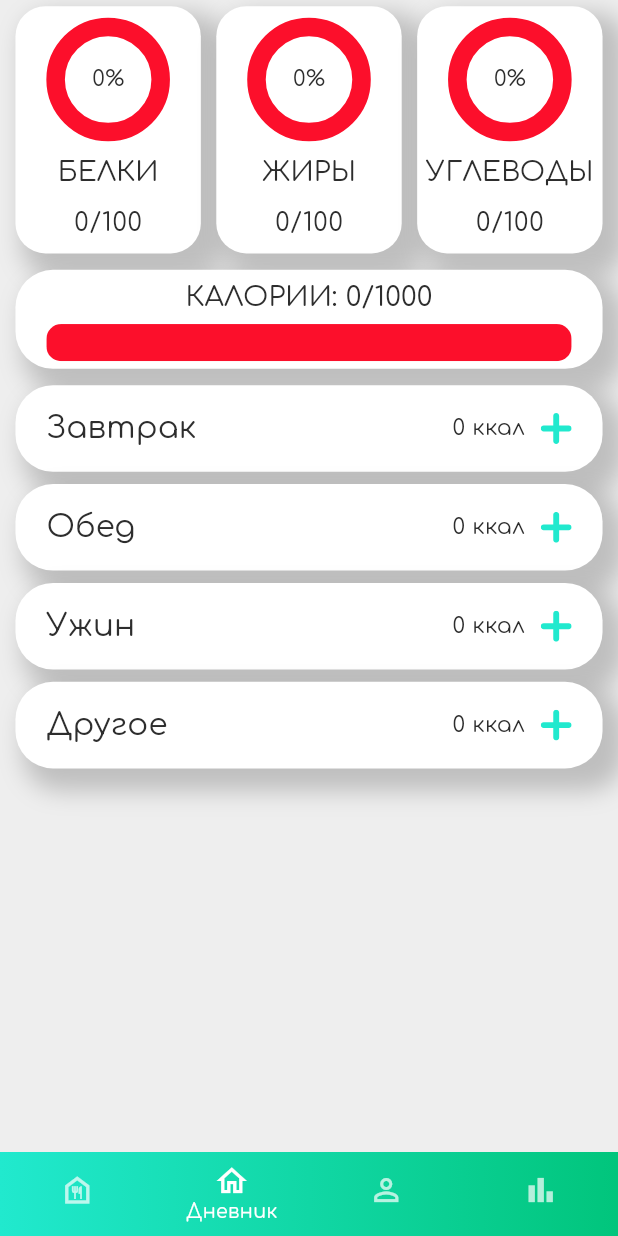
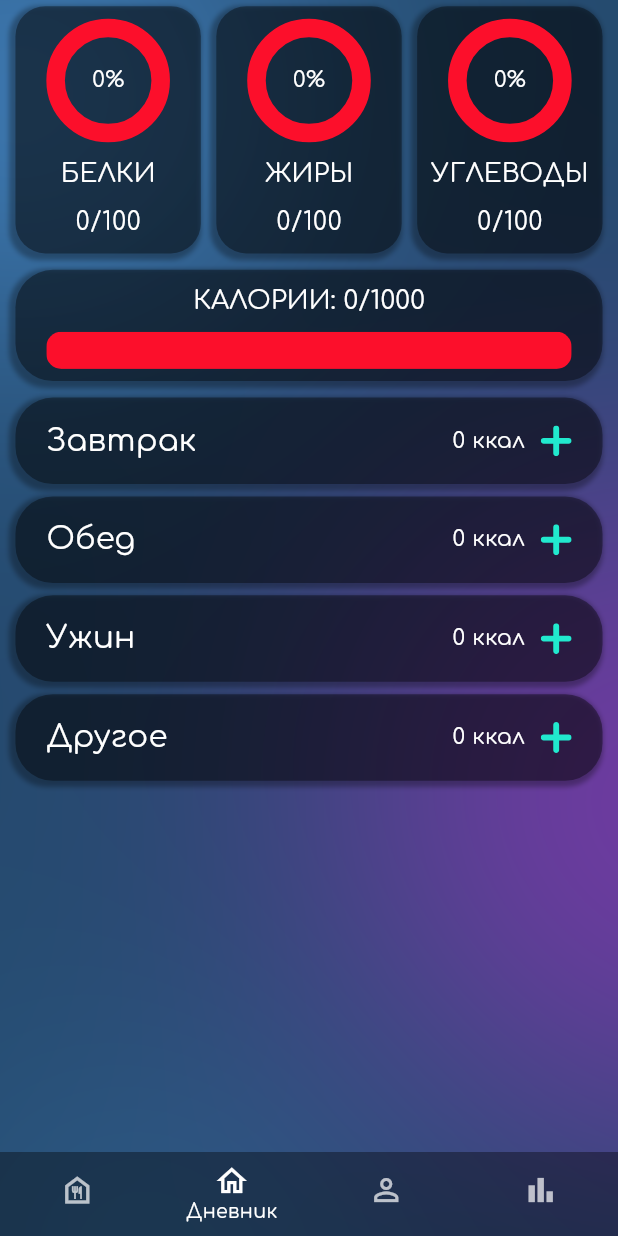
Before and after one commit to Zasuherka/MyCalories, a Flutter app: the FirstPage screen opened by its route, on a phone screen of 412 x 824 dp. Run offline on Flutter 3.47's test engine with Material 3 defaults, Android fonts, the phone set to English and light mode, and no system bars; drawn by our look-alikes of fl_chart; our stand-ins replace auto_route, bloc, bloc_concurrency, connectivity_plus, firebase_auth, firebase_core and 9 more; accounts and stored records are empty.

Commit message:
before update application style

```diff
--- a/lib/pages/editing_profile_page.dart
+++ b/lib/pages/editing_profile_page.dart
@@ -80,8 +80,6 @@ class _EditingProfilePageState extends State<EditingProfilePage> with ProfileVal
 
   BoxDecoration _getContainerDecoration(Color color) {
     return BoxDecoration(
-        color: activeColor,
-
         borderRadius: BorderRadius.circular(20),
         border: Border.all(
             color: color,
--- a/lib/pages/first_page.dart
+++ b/lib/pages/first_page.dart
@@ -83,11 +83,26 @@ class _FirstPageState extends State<FirstPage> {
     BlocProvider.of<EatingFoodBloc>(context).add(const EatingFoodEvent.updateEatingState());
   }
 
+
+
+
+
   @override
   Widget build(BuildContext context) {
-    return Scaffold(
+    return Stack(
+      children: [
+        Image.asset('images/background_image.png',
+          height: screenHeight,
+          width: screenWidth,
+          fit: BoxFit.cover,
+        ),
+        Scaffold(
+          backgroundColor: Colors.transparent,
           bottomNavigationBar: Container(
-        decoration: const BoxDecoration(gradient: AppColors.greenGradient),
+            decoration: const BoxDecoration(
+              color: AppColors.elementColor,
+              //gradient: AppColors.greenGradient
+            ),
             child: BottomNavigationBar(
               items: <BottomNavigationBarItem>[
                 BottomNavigationBarItem(icon: iconFood, label: 'Меню'),
@@ -95,8 +110,8 @@ class _FirstPageState extends State<FirstPage> {
                 BottomNavigationBarItem(icon: iconProfile, label: 'Профиль'),
                 BottomNavigationBarItem(icon: temporary, label: 'КБЖУ'),
               ],
+              type: BottomNavigationBarType.fixed,
               backgroundColor: Colors.transparent,
-          type: BottomNavigationBarType.fixed,
               showUnselectedLabels: false,
               elevation: 0,
               currentIndex: _selectedIndex,
@@ -106,6 +121,8 @@ class _FirstPageState extends State<FirstPage> {
             ),
           ),
           body: getPage(_selectedIndex),
+        )
+      ],
     );
   }
 }
--- a/lib/pages/my_calories.dart
+++ b/lib/pages/my_calories.dart
@@ -26,9 +26,8 @@ class _MyCaloriesPageState extends State<MyCaloriesPage> {
 
   @override
   Widget build(BuildContext context) {
-
     return Scaffold(
-      backgroundColor: AppColors.backGroundColor,
+        backgroundColor: Colors.transparent,
         body:
         SingleChildScrollView(
             child:Padding(padding: EdgeInsets.only(top: MediaQuery.of(context).padding.top + screenHeight/200),
--- a/lib/router/router.dart
+++ b/lib/router/router.dart
@@ -4,7 +4,7 @@ import 'package:app1/pages/editing_profile_page.dart';
 import 'package:app1/pages/first_page.dart';
 import 'package:app1/pages/goal_page.dart';
 import 'package:app1/pages/menu_page.dart';
-import 'package:app1/pages/my_calories.dart';
+import 'package:app1/pages/my_calories(old2).dart';
 import 'package:app1/pages/my_food_page.dart';
 import 'package:app1/pages/start_page.dart';
 import 'package:app1/pages/profile_page.dart';
--- a/lib/theme/colors.dart
+++ b/lib/theme/colors.dart
@@ -2,12 +2,14 @@ part of 'package:app1/constants.dart';
 
 class AppColors {
   static const Color white = Color(0xFFFFFFFF);
+  static const Color textColor = Color(0xFFFFFFFF);
   static const Color colorForHintText = Color(0x2A000000);
   static const Color backGroundColor = Color(0xFFEEEEEE);
-  static const Color green = Color(0xFF10F00C); //0xFF10F00C
+  // static const Color green = Color(0xFF10F00C); //0xFF10F00C
   static const Color turquoise  = Color(0xff21e9ce); //0xFF10F00C
   static const Color red = Color(0xFFfc0f2b); //0xFFFF000D
   static const Color dark = Color(0xff2D2D2D);
+  static const Color elementColor = Color(0x60000000);
   static const Color grey = Color(0x8f2D2D2D);
   static const Color black = Color(0xff000000);
   static const Color colorForProtein = Color(0xffFFDE00);
@@ -19,6 +21,26 @@ class AppColors {
         Color(0xff01c57c),
       ]
   );
+  // static const Color white = Color(0xFFFFFFFF);
+  // static const Color textColor = Color(0xFFFFFFFF);
+  // static const Color colorForHintText = Color(0x2A000000);
+  // static const Color backGroundColor = Color(0xFFEEEEEE);
+  // // static const Color green = Color(0xFF10F00C); //0xFF10F00C
+  // static const Color turquoise  = Color(0xff21e9ce); //0xFF10F00C
+  // static const Color red = Color(0xFFfc0f2b); //0xFFFF000D
+  // static const Color dark = Color(0xff2D2D2D);
+  // static const Color elementColor = Color(0x60000000);
+  // static const Color grey = Color(0x8f2D2D2D);
+  // static const Color black = Color(0xff000000);
+  // static const Color colorForProtein = Color(0xffFFDE00);
+  // static const Color colorForFats = Color(0xffFF599E);
+  // static const Color colorForCarbohydrates = Color(0xffBF4DF5);
+  // static const LinearGradient greenGradient = LinearGradient(
+  //     colors: [
+  //       Color(0xff21e9ce),
+  //       Color(0xff01c57c),
+  //     ]
+  // );
 }
 
 @Deprecated('Не юзать!')
--- a/lib/widgets/PFC_chart.dart
+++ b/lib/widgets/PFC_chart.dart
@@ -5,31 +5,17 @@ import 'package:flutter/material.dart';
 import 'package:fl_chart/fl_chart.dart';
 import 'package:flutter_bloc/flutter_bloc.dart';
 
-class PFCChart extends StatefulWidget {
+class PFCChart extends StatelessWidget {
 
   final String title;
   const PFCChart({super.key, required this.title});
 
   @override
-  State<PFCChart> createState() => _PFCChartState();
-}
-
-class _PFCChartState extends State<PFCChart> {
-  late String title;
-  double goalValue = 100;
-  double value = 0;
-  double counter = 0;
-
-  @override
-  void initState() {
-    // TODO: implement initState
-    super.initState();
-    title = widget.title;
-  }
-
-  @override
   Widget build(BuildContext context) {
-
+    const Color  = AppColors.white;
+    double goalValue = 100;
+    double value = 0;
+    double counter = 0;
     return BlocBuilder<EatingFoodBloc, EatingFoodState>(
       builder: (context, state) {
         final eatingFoodRead = context.read<EatingFoodBloc>();
@@ -63,13 +49,13 @@ class _PFCChartState extends State<PFCChart> {
             height: screenWidth * 0.4,
             alignment: Alignment.center,
             decoration: BoxDecoration(
-                color: Colors.white,
+                color: AppColors.elementColor,
                 boxShadow: [
                   BoxShadow(
-                    color: Colors.black.withOpacity(0.2),
-                    spreadRadius: 5,
-                    blurRadius: 13,
-                    offset: const Offset(10, 10),
+                    color: Colors.black.withOpacity(0.3),
+                    spreadRadius: 2,
+                    blurRadius: 2,
+                    offset: const Offset(-2, 2),
                   ),
                 ],
                 borderRadius: BorderRadius.circular(20.0)
@@ -92,7 +78,7 @@ class _PFCChartState extends State<PFCChart> {
                                 sectionsSpace: screenWidth/100,
                                 startDegreeOffset : 270,
                                 centerSpaceRadius: screenWidth * 0.07,
-                                centerSpaceColor: Colors.white,
+                                centerSpaceColor: Colors.transparent,
                                 borderData: FlBorderData(show: false),
                                 sections: [
                                   PieChartSectionData
@@ -117,7 +103,9 @@ class _PFCChartState extends State<PFCChart> {
                         child:
                         Text(
                           '${value ~/ (goalValue / 100)}%',
-                          style: Theme.of(context).textTheme.bodyMedium,
+                          style: Theme.of(context).textTheme.bodyMedium?.copyWith(
+                            color: AppColors.textColor
+                          ),
                         ),
                       ),
                     ],
@@ -126,12 +114,16 @@ class _PFCChartState extends State<PFCChart> {
                 const Spacer(flex: 2),
                 Text(
                   title,
-                  style: Theme.of(context).textTheme.titleSmall,
+                  style: Theme.of(context).textTheme.titleSmall?.copyWith(
+                      color: AppColors.textColor
+                  ),
                 ),
                 const Spacer(),
                 Text(
                   '${value.toInt()}/${goalValue.toInt()}',
-                  style: Theme.of(context).textTheme.bodyLarge,
+                  style: Theme.of(context).textTheme.bodyLarge?.copyWith(
+                      color: AppColors.textColor
+                  ),
                 ),
                 const Spacer(),
               ],
--- a/lib/widgets/calories_chart.dart
+++ b/lib/widgets/calories_chart.dart
@@ -1,5 +1,4 @@
 import 'package:app1/bloc/eating_food_bloc/eating_food_bloc.dart';
-import 'package:app1/bloc/user_image_bloc/user_image_bloc.dart';
 import 'package:app1/bloc/user_info_bloc/user_info_bloc.dart';
 import 'package:app1/constants.dart';
 import 'package:flutter/material.dart';
@@ -13,31 +12,25 @@ class CaloriesChart extends StatefulWidget {
 }
 
 class _CaloriesChartState extends State<CaloriesChart> {
-  double value = 0;
-  double goalValue = 1000;
-  @override
-  void initState() {
-    super.initState();
-  }
-
   @override
   Widget build(BuildContext context) {
-
+    double value = 0;
+    double goalValue = 1000;
     return BlocBuilder<EatingFoodBloc, EatingFoodState>(
         builder: (context, state){
           value = context.read<EatingFoodBloc>().allCalories;
           goalValue = context.read<UserInfoBloc>().localUser?.caloriesGoal?.toDouble() ?? 1000;
       return Container(
         width: screenWidth * 0.95,
-        height: screenHeight * 0.08,
+        height: screenHeight * 0.09,
         decoration: BoxDecoration(
-            color: Colors.white,
+            color: AppColors.elementColor,
             boxShadow: [
               BoxShadow(
-                color: Colors.black.withOpacity(0.2),
-                spreadRadius: 5,
-                blurRadius: 13,
-                offset: const Offset(10, 10),
+                color: Colors.black.withOpacity(0.3),
+                spreadRadius: 2,
+                blurRadius: 2,
+                offset: const Offset(-2, 2),
               ),
             ],
             borderRadius: BorderRadius.circular(25.0)
@@ -50,7 +43,9 @@ class _CaloriesChartState extends State<CaloriesChart> {
             const Spacer(),
             Text(
               'КАЛОРИИ: ${value.toInt()}/${goalValue.toInt()}',
-              style: Theme.of(context).textTheme.titleSmall,
+              style: Theme.of(context).textTheme.titleSmall?.copyWith(
+                color: AppColors.textColor
+              ),
             ),
             const Spacer(),
             Container(
--- a/lib/widgets/eating_widget.dart
+++ b/lib/widgets/eating_widget.dart
@@ -9,27 +9,15 @@ import 'package:flutter_bloc/flutter_bloc.dart';
 import 'package:flutter_svg/flutter_svg.dart';
 import 'package:app1/models/eating_food.dart';
 
-class EatingWidget extends StatefulWidget {
+class EatingWidget extends StatelessWidget {
   final String title;
   const EatingWidget({super.key, required this.title});
 
   @override
-  State<EatingWidget> createState() => _EatingWidgetState();
-}
-
-class _EatingWidgetState extends State<EatingWidget> {
-  late double heightWidget;
-  late String title;
-  String calories = '0.00';
-  late List<EatingFood> list = [];
-
-  @override
-  void initState() {
-    super.initState();
-    title = widget.title;
-  }
-  @override
   Widget build(BuildContext context) {
+    double heightWidget = screenHeight * 0.07;
+    String calories = '0.00';
+    List<EatingFood> list = [];
     return BlocBuilder<EatingFoodBloc, EatingFoodState>(
         builder: (context, state) {
           if(title == 'Завтрак'){
@@ -55,13 +43,13 @@ class _EatingWidgetState extends State<EatingWidget> {
             decoration: BoxDecoration(
                 boxShadow: [
                   BoxShadow(
-                    color: Colors.black.withOpacity(0.2),
-                    spreadRadius: 5,
-                    blurRadius: 13,
-                    offset: const Offset(10, 10),
+                    color: Colors.black.withOpacity(0.3),
+                    spreadRadius: 2,
+                    blurRadius: 2,
+                    offset: const Offset(-2, 2),
                   ),
                 ],
-                color: AppColors.white,
+                color: AppColors.elementColor,
                 borderRadius: BorderRadius.circular(25)
             ),
             child:
@@ -84,7 +72,9 @@ class _EatingWidgetState extends State<EatingWidget> {
                         child: Text(
                           title,
                           textAlign: TextAlign.left,
-                          style: Theme.of(context).textTheme.titleMedium,
+                          style: Theme.of(context).textTheme.titleMedium?.copyWith(
+                            color: AppColors.textColor
+                          ),
                         ),
                       ),
                       const Spacer(flex: 5),
@@ -92,7 +82,9 @@ class _EatingWidgetState extends State<EatingWidget> {
                         width: screenWidth * 0.25,
                         child: Text('$calories ккал',
                           textAlign: TextAlign.right,
-                          style: Theme.of(context).textTheme.bodyMedium,
+                          style: Theme.of(context).textTheme.bodyMedium?.copyWith(
+                              color: AppColors.textColor
+                          ),
                         ),
                       ),
                       const Spacer(),
@@ -158,7 +150,9 @@ class _EatingWidgetState extends State<EatingWidget> {
                                   SizedBox(
                                     width: screenWidth * 0.55,
                                     child: Text(list[index].title,
-                                      style: Theme.of(context).textTheme.titleMedium,
+                                      style: Theme.of(context).textTheme.titleMedium?.copyWith(
+                                          color: AppColors.textColor
+                                      ),
                                     ),
                                   ),
                                   const Spacer(),
@@ -171,12 +165,16 @@ class _EatingWidgetState extends State<EatingWidget> {
                                       children: [
                                         const Spacer(),
                                         Text('${(list[index].calories / 100 * list[index].weight).toStringAsFixed(2)}ккал.',
-                                          style: Theme.of(context).textTheme.bodyMedium,
+                                          style: Theme.of(context).textTheme.bodyMedium?.copyWith(
+                                              color: AppColors.textColor
+                                          ),
                                           textAlign: TextAlign.right,
                                         ),
                                         const Spacer(),
                                         Text('${list[index].weight.toString()}г.',
-                                          style: Theme.of(context).textTheme.bodyMedium,
+                                          style: Theme.of(context).textTheme.bodyMedium?.copyWith(
+                                              color: AppColors.textColor
+                                          ),
                                         ),
                                         const Spacer(),
                                       ],
--- a/pubspec.yaml
+++ b/pubspec.yaml
@@ -82,6 +82,7 @@ flutter:
   assets:
     - images/icon.svg
     - images/icon.png
+    - images/background_image.png
     - images/icon.jpg
     - images/plus.svg
     - images/plus2.svg
```
Also changed, not shown: lib/pages/my_calories(old2).dart (added, +69 -0 lines), lib/service/food_service.dart (+18 -3 lines), lib/theme/theme.dart (+4 -4 lines), images/background_image.png (added), pubspec.lock. Lines whose indentation alone changed are shown as unchanged.
